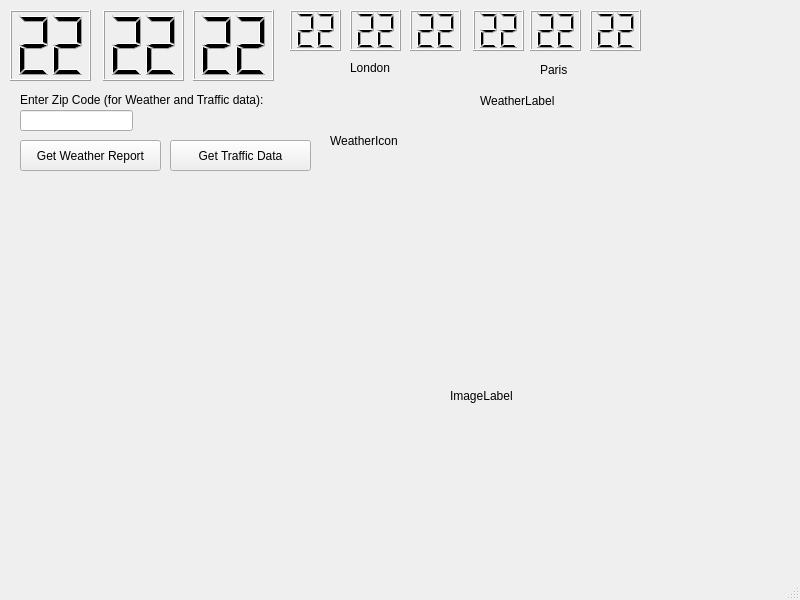
Old version of the form mainwindow.ui in the repository JMielbrecht-Class-Projects/Lab4_CSC3220_Mielbrecht-Banks.
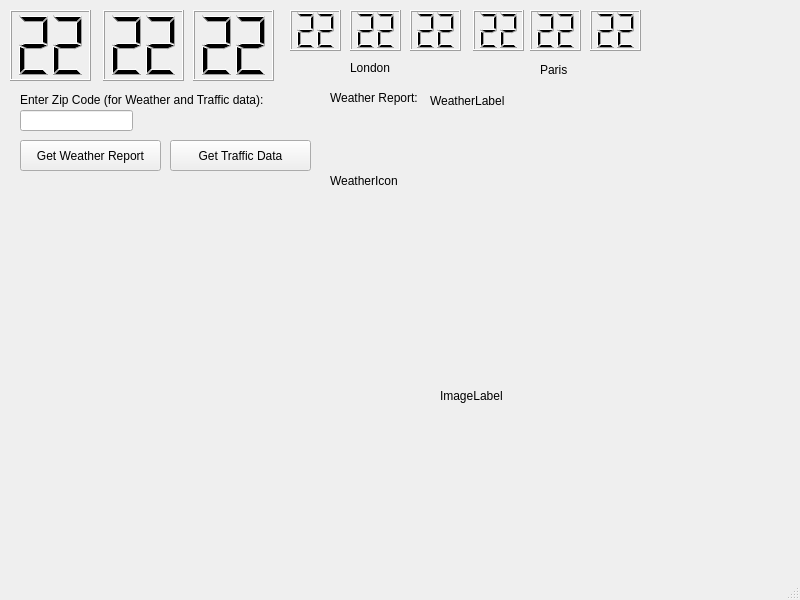
New version of the form.

Commit message: FINISHED Weather

```diff
--- a/mainwindow.ui
+++ b/mainwindow.ui
@@ -78,7 +78,7 @@
    <widget class="QLabel" name="imageLabel">
     <property name="geometry">
      <rect>
-      <x>450</x>
+      <x>440</x>
       <y>230</y>
       <width>351</width>
       <height>331</height>
@@ -101,7 +101,7 @@
    <widget class="QLabel" name="weatherLabel">
     <property name="geometry">
      <rect>
-      <x>480</x>
+      <x>430</x>
       <y>90</y>
       <width>281</width>
       <height>21</height>
@@ -128,7 +128,7 @@
     <property name="geometry">
      <rect>
       <x>330</x>
-      <y>80</y>
+      <y>120</y>
       <width>141</width>
       <height>121</height>
      </rect>
@@ -272,6 +272,19 @@
      <string>Enter Zip Code (for Weather and Traffic data):</string>
     </property>
    </widget>
+   <widget class="QLabel" name="label_4">
+    <property name="geometry">
+     <rect>
+      <x>330</x>
+      <y>90</y>
+      <width>101</width>
+      <height>16</height>
+     </rect>
+    </property>
+    <property name="text">
+     <string>Weather Report: </string>
+    </property>
+   </widget>
   </widget>
   <widget class="QMenuBar" name="menubar">
    <property name="geometry">
```
The commit also changes 3 other files.
